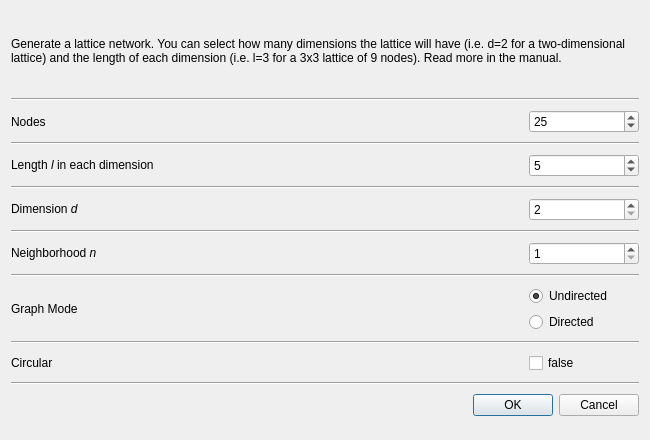
The window that src/forms/dialograndlattice.ui (socnetv/app) describes before a commit, drawn with Qt 5.
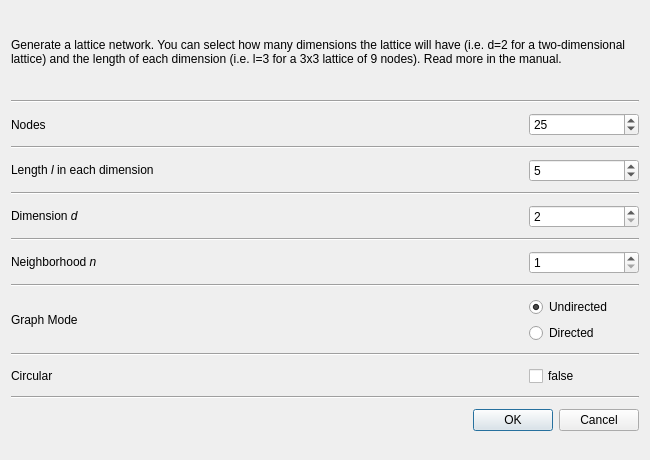
The same window after the commit.

Commit message: fixed min height in lattice random net dialog (macos)

```diff
--- a/src/forms/dialograndlattice.ui
+++ b/src/forms/dialograndlattice.ui
@@ -7,7 +7,7 @@
     <x>0</x>
     <y>0</y>
     <width>650</width>
-    <height>440</height>
+    <height>460</height>
    </rect>
   </property>
   <property name="sizePolicy">
@@ -19,7 +19,7 @@
   <property name="minimumSize">
    <size>
     <width>650</width>
-    <height>440</height>
+    <height>460</height>
    </size>
   </property>
   <property name="maximumSize">
```
